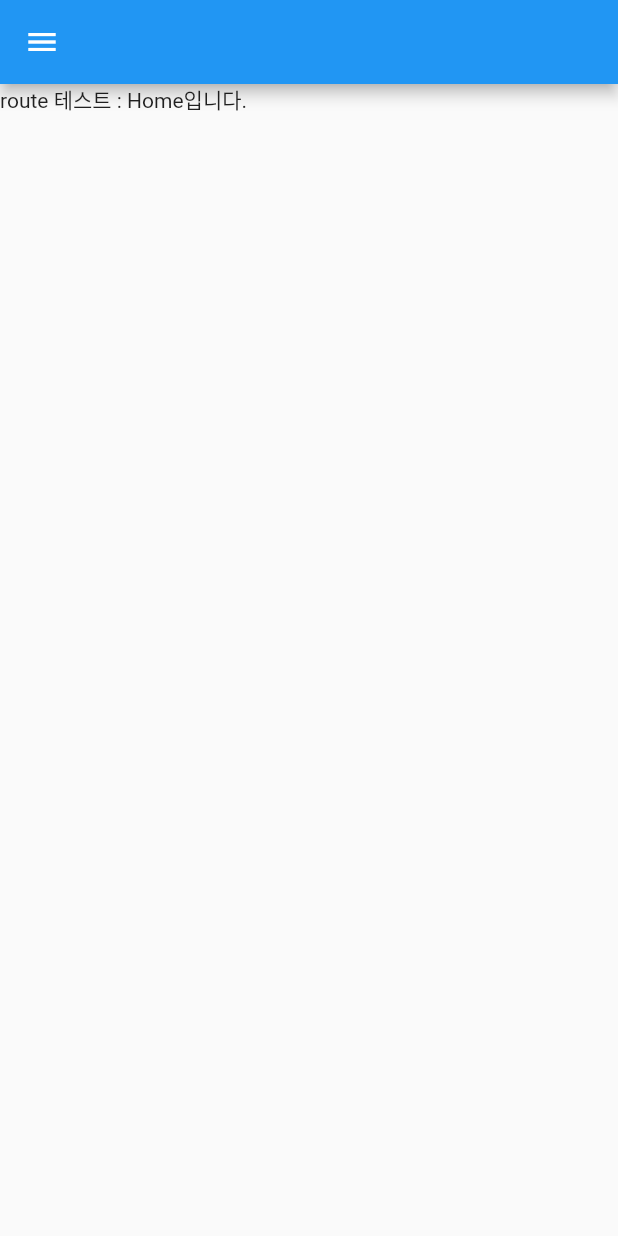
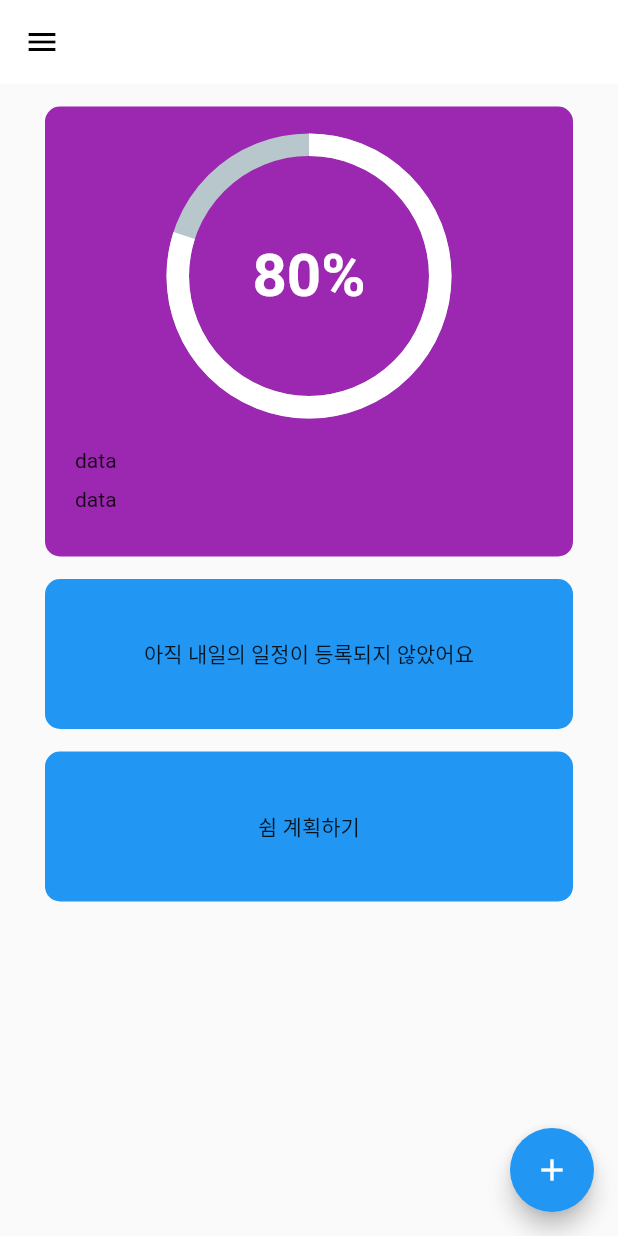
Before and after one commit to yujin9747/Schedule_management, a Flutter app: the Home screen opened directly, on a phone screen of 412 x 824 dp. Run offline on Flutter 3.47's test engine with Material 2 defaults, Android fonts, the phone set to English and light mode, and no system bars; drawn by our look-alikes of percent_indicator; our stand-ins replace card_swiper, firebase_core, jiffy, lottie; accounts and stored records are empty.

Commit message:
Home에 퍼센테이지 추가, main에 route 추가, yaml 추가

```diff
--- a/lib/Home.dart
+++ b/lib/Home.dart
@@ -8,12 +8,14 @@ Things to be done.
 import 'package:flutter/material.dart';
 import 'package:intl/intl.dart';
 import 'package:jiffy/jiffy.dart';
+import 'package:percent_indicator/circular_percent_indicator.dart';
+import 'package:scheduling/Recharge.dart';
 
 DateTime now = DateTime.now();
 
 var yoil = DateFormat.E('ko_KR').format(now).toString();
 var format = DateFormat("dd/MM").format(now).toString();
-String formattedDate = format + yoil;
+final String formattedDate = format + yoil;
 
 class Home extends StatefulWidget{
   const Home({super.key});
@@ -31,8 +33,17 @@ class _Home extends State<Home>{
       appBar: AppBar(
         //title: Text(formattedDate),
         centerTitle: true,
+        backgroundColor: Colors.white,
+        elevation: 0.0,
+
+        leading: Builder( // menu icon
+          builder: (context) => IconButton(
+            icon: Icon(Icons.menu, color: Colors.black,),
+            onPressed: () => Scaffold.of(context).openDrawer(), // open drawer
+          ),
+        ),
       ),
-      body: Text('route 테스트 : Home입니다.'),
+
       drawer: Drawer(
         child: ListView(
           children: <Widget>[
@@ -42,6 +53,110 @@ class _Home extends State<Home>{
           ],
         ),
       ),
+
+      floatingActionButton: FloatingActionButton(
+        child: Icon(Icons.add),
+        heroTag: 'addSchedule',
+        onPressed: () {
+          Navigator.pushNamed(context, '/addSchedule');
+        },
+      ),
+
+      body: ListView(
+        children: [
+          Padding(
+            padding: EdgeInsets.only(left: 30, right: 30, top: 15,),
+            child: Container(
+              width: 50,
+              height: 300,
+              decoration: BoxDecoration(
+                borderRadius: BorderRadius.circular(10),
+                color: Colors.purple,
+              ),
+              child: Column(
+                children: [
+                  Padding(
+                    padding: EdgeInsets.only(top: 18,),
+                    child: CircularPercentIndicator(
+                      radius: 95.0,
+                      lineWidth: 15.0,
+                      percent: 0.8,
+                      center: Text(
+                        "80%",
+                        style: TextStyle(
+                          fontWeight: FontWeight.bold,
+                          color: Colors.white,
+                          fontSize: 40,
+                        ),
+                      ),
+                      progressColor: Colors.white,
+                    ),
+                  ),
+                  Align(
+                    alignment: Alignment.bottomLeft,
+                    child: Padding(
+                      padding: EdgeInsets.only(top: 20, left: 20,),
+                      child: Text("data"),
+                    ),
+                  ),
+                  Align(
+                    alignment: Alignment.bottomLeft,
+                    child: Padding(
+                      padding: EdgeInsets.only(top: 10, left: 20,),
+                      child: Text("data"),
+                    ),
+                  ),
+                ],
+              ),
+            ),
+          ),
+          InkWell(
+            child: Padding(
+              padding: EdgeInsets.only(left: 30, right: 30, top: 15,),
+              child: Container(
+                width: 50,
+                height: 100,
+                decoration: BoxDecoration(
+                  borderRadius: BorderRadius.circular(10),
+                  color: Colors.blue,
+                ),
+                child: Center(
+                    child: Padding(
+                      padding: EdgeInsets.only(),
+                      child: Text("아직 내일의 일정이 등록되지 않았어요"),
+                    ),
+                  ),
+                ),
+              ),
+            onTap: (){
+              Navigator.pushNamed(context, '/addSchedule');
+            },
+          ),
+          InkWell(
+            child: Padding(
+              padding: EdgeInsets.only(left: 30, right: 30, top: 15,),
+              child: Container(
+                width: 50,
+                height: 100,
+                decoration: BoxDecoration(
+                  borderRadius: BorderRadius.circular(10),
+                  color: Colors.blue,
+                ),
+                child: Center(
+                  child: Padding(
+                    padding: EdgeInsets.only(),
+                    child: Text("쉼 계획하기"),
+                  ),
+                ),
+              ),
+            ),
+            onTap: (){
+              Navigator.pushNamed(context, '/recharge');
+            },
+          ),
+        ],
+      ),
+
     );
   }
 
--- a/lib/main.dart
+++ b/lib/main.dart
@@ -1,7 +1,15 @@
+import 'package:flutter/cupertino.dart';
 import 'package:flutter/material.dart';
+import 'package:scheduling/addSchedule.dart';
+import 'package:scheduling/login.dart';
+import 'package:scheduling/timeline.dart';
 import 'Home.dart';
 import 'Recharge.dart';
-void main() {
+import 'package:firebase_core/firebase_core.dart';
+
+Future<void> main() async {
+  WidgetsFlutterBinding.ensureInitialized();
+  await Firebase.initializeApp();
   runApp(const MyApp());
 }
 
@@ -13,13 +21,16 @@ class MyApp extends StatelessWidget {
   Widget build(BuildContext context) {
     return MaterialApp(
       title: 'Test for commit and push',
-      initialRoute: '/recharge',
+      initialRoute: '/login',
       theme: ThemeData(
         primarySwatch: Colors.blue,
       ),
       routes: {
         '/' : (context) => Home(),
         '/recharge':(context) => Recharge(),
+        '/login' : (context) => Login(),
+        '/addSchedule' : (context) => AddSchedule(),
+        '/timeline':(context) => TimeLine(),
       },
       debugShowCheckedModeBanner: false,
     );
@@ -28,15 +39,6 @@ class MyApp extends StatelessWidget {
 
 class MyHomePage extends StatefulWidget {
   const MyHomePage({super.key, required this.title});
-
-  // This widget is the home page of your application. It is stateful, meaning
-  // that it has a State object (defined below) that contains fields that affect
-  // how it looks.
-
-  // This class is the configuration for the state. It holds the values (in this
-  // case the title) provided by the parent (in this case the App widget) and
-  // used by the build method of the State. Fields in a Widget subclass are
-  // always marked "final".
 
   final String title;
 
@@ -49,47 +51,18 @@ class _MyHomePageState extends State<MyHomePage> {
 
   void _incrementCounter() {
     setState(() {
-      // This call to setState tells the Flutter framework that something has
-      // changed in this State, which causes it to rerun the build method below
-      // so that the display can reflect the updated values. If we changed
-      // _counter without calling setState(), then the build method would not be
-      // called again, and so nothing would appear to happen.
       _counter++;
     });
   }
 
   @override
   Widget build(BuildContext context) {
-    // This method is rerun every time setState is called, for instance as done
-    // by the _incrementCounter method above.
-    //
-    // The Flutter framework has been optimized to make rerunning build methods
-    // fast, so that you can just rebuild anything that needs updating rather
-    // than having to individually change instances of widgets.
     return Scaffold(
       appBar: AppBar(
-        // Here we take the value from the MyHomePage object that was created by
-        // the App.build method, and use it to set our appbar title.
         title: Text(widget.title),
       ),
       body: Center(
-        // Center is a layout widget. It takes a single child and positions it
-        // in the middle of the parent.
         child: Column(
-          // Column is also a layout widget. It takes a list of children and
-          // arranges them vertically. By default, it sizes itself to fit its
-          // children horizontally, and tries to be as tall as its parent.
-          //
-          // Invoke "debug painting" (press "p" in the console, choose the
-          // "Toggle Debug Paint" action from the Flutter Inspector in Android
-          // Studio, or the "Toggle Debug Paint" command in Visual Studio Code)
-          // to see the wireframe for each widget.
-          //
-          // Column has various properties to control how it sizes itself and
-          // how it positions its children. Here we use mainAxisAlignment to
-          // center the children vertically; the main axis here is the vertical
-          // axis because Columns are vertical (the cross axis would be
-          // horizontal).
           mainAxisAlignment: MainAxisAlignment.center,
           children: <Widget>[
             const Text(
```
Also changed, not shown: pubspec.yaml (+8 -26 lines), pubspec.lock.
